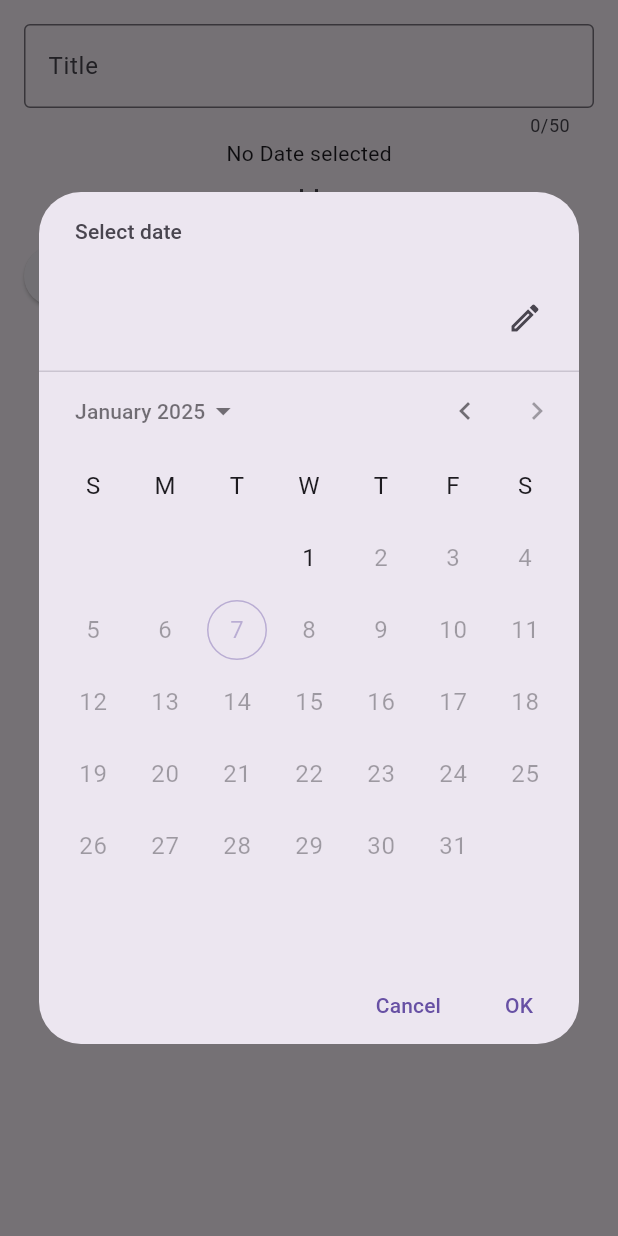
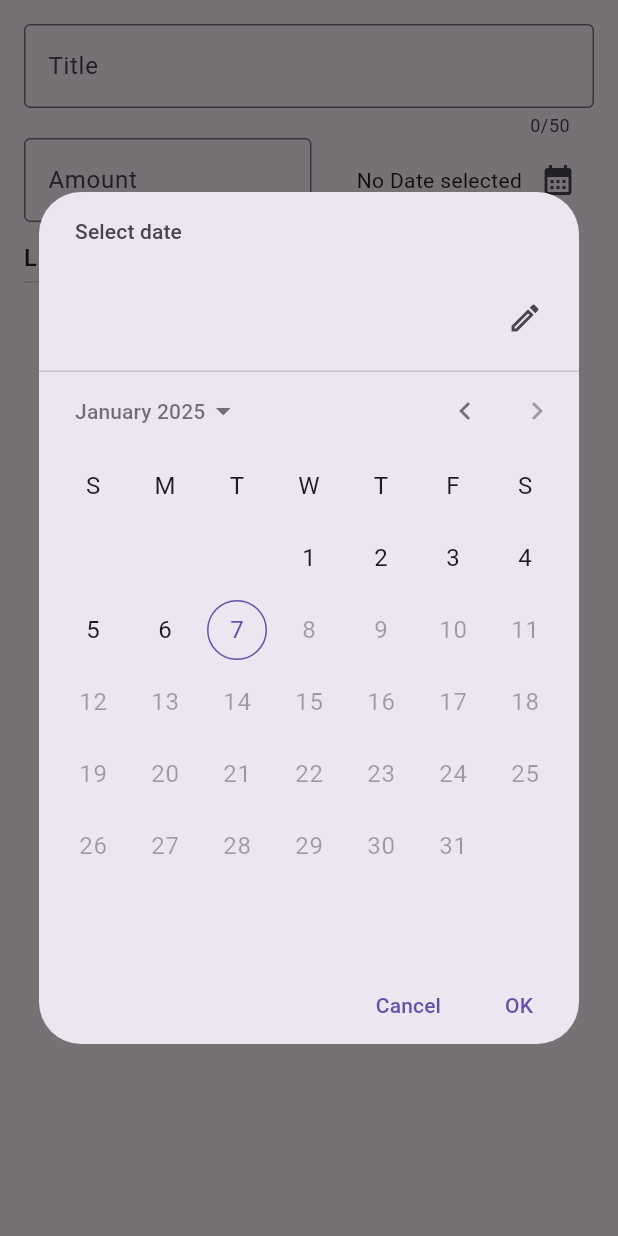
Before and after one commit to ebrahimmorkas/flutter_expense_tracker, a Flutter app: the BottomModal widget shown alone on an empty page, opened directly, after a tap on the "calendar month" icon, on a phone screen of 412 x 824 dp. Run offline on Flutter 3.47's test engine with Material 3 defaults, Android fonts, the phone set to English and light mode, and no system bars.

Commit message:
Bottom Modal created with all the widgets styling is remaining

```diff
--- a/lib/bottom_modal.dart
+++ b/lib/bottom_modal.dart
@@ -1,5 +1,6 @@
 import 'package:flutter/material.dart';
 import 'package:intl/intl.dart';
+import 'package:expense_tracker/models/expense_card_blueprint.dart';
 
 class BottomModal extends StatefulWidget {
   const BottomModal({super.key});
@@ -10,7 +11,9 @@ class BottomModal extends StatefulWidget {
 
 class _BottomModalState extends State<BottomModal> {
   final TextEditingController titleController = TextEditingController();
+  final TextEditingController amountController = TextEditingController();
   final formatter = DateFormat.yMd();
+  Category selectedCategory = Category.leisure;
 
   @override
   void dispose() {
@@ -24,7 +27,7 @@ class _BottomModalState extends State<BottomModal> {
     await showDatePicker(
       context: context,
       firstDate: DateTime(now.year - 1, now.month, now.day),
-      lastDate: DateTime(now.year),
+      lastDate: now,
       currentDate: now,
     ).then((value) {
       setState(() {
@@ -47,19 +50,53 @@ class _BottomModalState extends State<BottomModal> {
               border: OutlineInputBorder(),
             ),
           ),
-          Text(selectedDate == null
-              ? "No Date selected"
-              : formatter.format(selectedDate!)),
-          IconButton(onPressed: datePicker, icon: Icon(Icons.calendar_month)),
+          Row(children: [
+            Flexible(
+              child: TextField(
+                controller: amountController,
+                decoration: InputDecoration(
+                  label: Text('Amount'),
+                  border: OutlineInputBorder(),
+                ),
+              ),
+            ),
+            const SizedBox(width: 30),
+            Text(selectedDate == null
+                ? "No Date selected"
+                : formatter.format(selectedDate!)),
+            IconButton(onPressed: datePicker, icon: Icon(Icons.calendar_month)),
+          ]),
           Row(
             children: [
+              DropdownButton(
+                  value: selectedCategory,
+                  items: Category.values.map((category) {
+                    return DropdownMenuItem(
+                      value: category,
+                      child: Text(category.name.toUpperCase()),
+                    );
+                  }).toList(),
+                  onChanged: (value) {
+                    setState(() {
+                      if (value == null) {
+                        return;
+                      }
+                      selectedCategory = value;
+                    });
+                  }),
+              ElevatedButton(
+                onPressed: () {
+                  print(titleController.text);
+                },
+                child: Text("Submit"),
+              ),
               ElevatedButton(
                   onPressed: () {
-                    print(titleController.text);
+                    Navigator.pop(context);
                   },
-                  child: Text("Submit"))
+                  child: Text("Cancel"))
             ],
-          )
+          ),
         ],
       ),
     );
```
